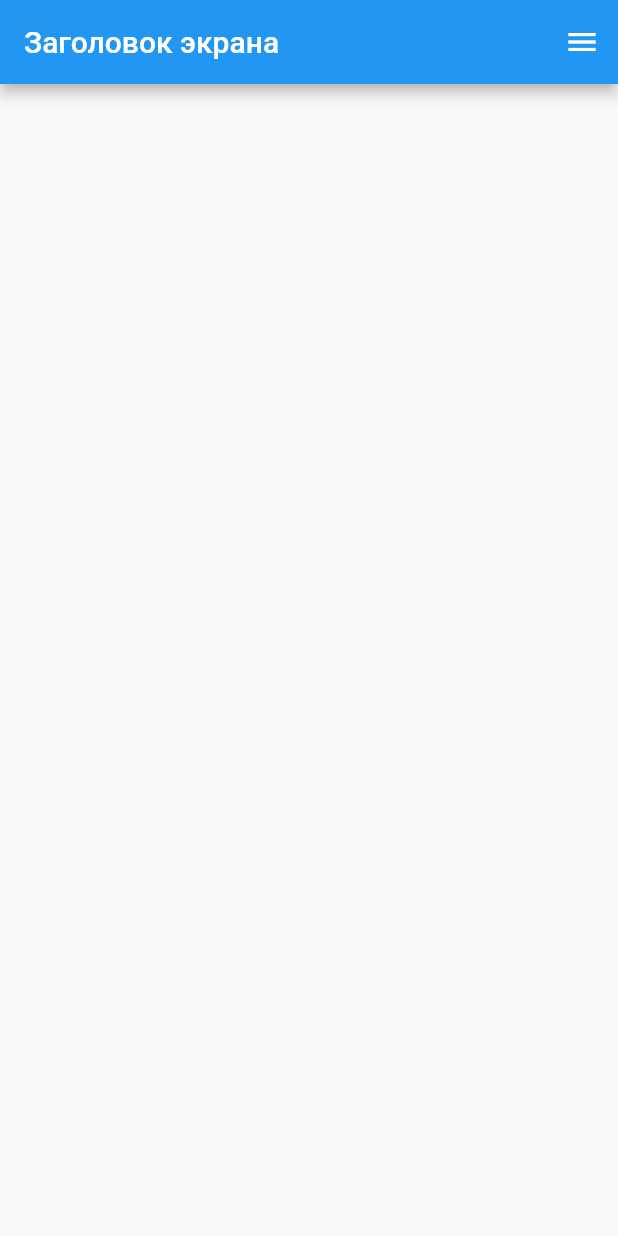
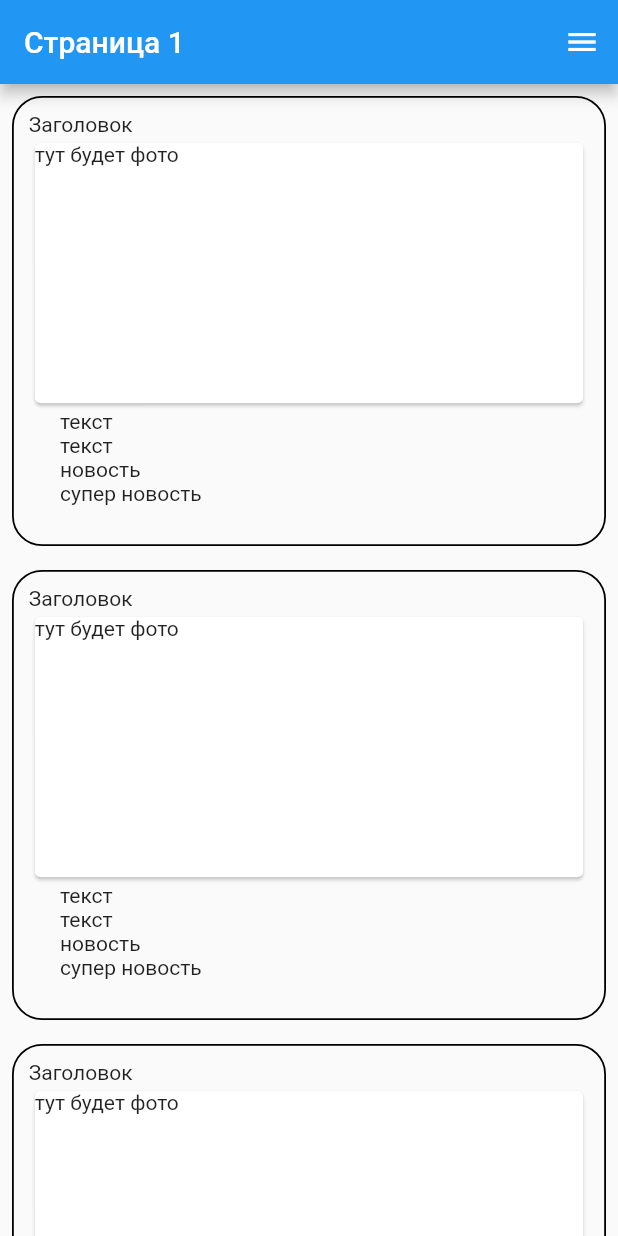
Before and after one commit to kirillnepomiluev/flutterlessons_nnstories, a Flutter app: the screen it shows after launch, on a phone screen of 412 x 824 dp. Run offline on Flutter 3.47's test engine with Material 2 defaults, Android fonts, the phone set to English and light mode, and no system bars; missing offline and left inert: dart:html.

Commit message:
урок7

```diff
--- /dev/null
+++ b/lib/UI/pages/first_screen.dart
@@ -0,0 +1,26 @@
+import 'dart:html';
+
+import 'package:flutter/material.dart';
+import 'package:nnstories_lesson/UI/pages/third_page.dart';
+import 'package:nnstories_lesson/UI/widgets/menu.dart';
+import 'package:nnstories_lesson/UI/widgets/my_scaffold.dart';
+import 'package:nnstories_lesson/UI/widgets/news_widget.dart';
+
+
+
+class FirstScreen extends StatelessWidget {
+  static const String  title=  "Страница 1";
+
+  @override
+  Widget build(BuildContext context) {
+    return MyScaffold(title: title, body: buildBody(context), );
+  }
+
+  buildBody(BuildContext context) {
+    return ListView(children: [
+      NewsWidget(),
+      NewsWidget(),
+      NewsWidget(),
+    ],);
+  }
+}
--- /dev/null
+++ b/lib/UI/widgets/menu.dart
@@ -0,0 +1,55 @@
+import 'package:flutter/material.dart';
+import 'package:nnstories_lesson/UI/pages/first_screen.dart';
+import 'package:nnstories_lesson/UI/pages/forsth_page.dart';
+import 'package:nnstories_lesson/UI/pages/second_page.dart';
+import 'package:nnstories_lesson/UI/pages/third_page.dart';
+
+Widget buildMenu(BuildContext context, {width = 200}) {
+  return Container(
+    width: width,
+    color: Colors.redAccent,
+    child: Column(
+      children: [
+        SizedBox(
+          height: 70,
+        ),
+        ListTile(
+          title: Text("Страница1"),
+          onTap: () {
+            Navigator.of(context).pushReplacement(
+                MaterialPageRoute(builder: (BuildContext context) {
+                  return FirstScreen();
+                }));
+          },
+        ),
+        ListTile(
+          title: Text("Страница2"),
+          onTap: () {
+            Navigator.of(context).pushReplacement(
+                MaterialPageRoute(builder: (BuildContext context) {
+                  return SecondPage();
+                }));
+          },
+        ),
+        ListTile(
+          title: Text("Страница3"),
+          onTap: () {
+            Navigator.of(context).pushReplacement(
+                MaterialPageRoute(builder: (BuildContext context) {
+                  return ThirdPage();
+                }));
+          },
+        ),
+        ListTile(
+          title: Text("Страница4"),
+          onTap: () {
+            Navigator.of(context).pushReplacement(
+                MaterialPageRoute(builder: (BuildContext context) {
+                  return FourthPage();
+                }));
+          },
+        ),
+      ],
+    ),
+  );
+}
--- /dev/null
+++ b/lib/UI/widgets/my_scaffold.dart
@@ -0,0 +1,43 @@
+import 'package:flutter/material.dart';
+
+import 'menu.dart';
+
+class MyScaffold extends StatelessWidget {
+  final String title;
+  final Widget body;
+   MyScaffold({Key? key, this.title = "Заголовок", required this.body}) : super(key: key);
+
+  @override
+  Widget build(BuildContext context) {
+    double width = MediaQuery.of(context).size.width;
+    if (width > 420) {
+      return Scaffold(
+        appBar: AppBar(title: Text(title)),
+        body: Row(
+          children: [
+            Expanded(
+              child: Text(
+                title,
+                style: TextStyle(fontSize: 24),
+              ),
+            ),
+            Expanded(
+              flex: 3,
+                child: body),
+            buildMenu(context, width: 150)
+          ],
+        ),
+      );
+    } else {
+      return Scaffold(
+        appBar: AppBar(title: Text(title)),
+        drawerEdgeDragWidth: width * 0.7,
+        endDrawer: buildMenu(context, width:width * 0.7),
+        body: body,
+
+      );
+    }
+  }
+
+
+}
--- /dev/null
+++ b/lib/UI/widgets/news_widget.dart
@@ -0,0 +1,44 @@
+
+import 'package:flutter/material.dart';
+
+class NewsWidget extends StatelessWidget {
+  final String title;
+  final String text;
+  final String photoURL;
+  final String id;
+
+  const NewsWidget(
+      {Key? key,
+      this.title = "Заголовок",
+      this.text =
+      """      текст
+      текст
+      новость
+      супер новость
+      """,
+      this.photoURL = "",
+      this.id = "01nn"})
+      : super(key: key);
+
+  @override
+  Widget build(BuildContext context) {
+    final double width = MediaQuery.of(context).size.width;
+     return Container(
+       width: (width > 420)?  width * 0.5 : width * 0.9,
+       height: 300,
+       padding: EdgeInsets.all(10),
+       margin: EdgeInsets.all(8),
+       decoration: BoxDecoration(
+         border: Border.all(width: 1.2),
+       borderRadius: BorderRadius.circular(20)
+     ),
+       child: Column( crossAxisAlignment: CrossAxisAlignment.stretch,
+         children: [
+            Text (title),
+            Expanded(child: Card(child: Text("тут будет фото"),)),
+           Text (text),
+         ],
+       ),
+     );
+  }
+}
--- a/lib/main.dart
+++ b/lib/main.dart
@@ -1,5 +1,5 @@
 import 'package:flutter/material.dart';
-import 'package:nnstories_lesson/second_screen.dart';
+import 'package:nnstories_lesson/UI/pages/first_screen.dart';
 
 
 void main() {
@@ -16,7 +16,7 @@ class MyApp extends StatelessWidget {
     return MaterialApp(
       debugShowCheckedModeBanner: false,
       title: 'Flutter Demo',
-      home: SecondScreen(),
+      home: FirstScreen(),
     );
   }
 }
--- a/lib/second_screen.dart
+++ /dev/null
@@ -1,279 +0,0 @@
-import 'dart:html';
-
-import 'package:flutter/material.dart';
-
-String myString = "";
-
-
-class SportCar extends AbstractCar {
-  double turbo = 1.5;
-
-
-  @override
-  void toPrint() {
-    print("Машина $name со скоростью $speed км/ч ускорение равно $turbo");
-
-  }
-}
-
-
-class AbstractCar{
-  int speed = 10;
-  String name = "SomeAbstractCarName";
-
-  AbstractCar({this.speed = 10, this.name = "Car"}) {
-   this.toPrint();
-  }
-
-  AbstractCar.full(int speedToSet, String nameToSet){
-    speed = speedToSet;
-    name = nameToSet;
-    this.toPrint();
-  }
-
-  AbstractCar.withoutSpeed(String nameToSet){
-    name = nameToSet;
-    this.toPrint();
-  }
-
-  AbstractCar.withoutName(int speedToSet){
-    speed = speedToSet;
-  }
-
-  void toPrint(){
-    print("Машина $name со скоростью $speed км/ч");
-    myString = myString +"Машина $name со скоростью $speed км/ч\n";
-  }
-}
-
-// Это какая-то странная функция
-void registered(int speedToSet, String nameToSet){
-
-  if (speedToSet <= 0){
-    throw Exception("Speed is negative or equal to zero.");
-  }
-
-  AbstractCar(speed: 50, name: "name");
-
-
-
-
-
-
-}
-
-void altRegistered_1({int speedToSet_1 = 10, String nameToSet_1 = "SomeAbstractCarName",
-  int speedToSet_2 = 10, String nameToSet_2 = "SomeAbstractCarName"}){
-
-  if (speedToSet_1 <= 0 || speedToSet_2 <= 0){
-    throw Exception("Speed is negative or equal to zero.");
-  }
-
-  AbstractCar testCar_1 = AbstractCar();
-  testCar_1.name = nameToSet_1;
-  testCar_1.speed = speedToSet_1;
-
-  testCar_1.toPrint();
-
-  AbstractCar testCar_2 = AbstractCar();
-  testCar_2.name = nameToSet_2;
-  testCar_2.speed = speedToSet_2;
-
-  testCar_2.toPrint();
-
-}
-
-// Это просто плохо. Ме :(
-void altRegistered_2(List<int> speedsToSet, List<String> namesToSet){
-
-  /// Lists both have to contain two elements
-  /// 0 in speed is considered not existing speed
-  /// "" in names is considered not existing name
-  if (speedsToSet.length != 2 || namesToSet.length != 2){
-    throw Exception("Lists do not contain two elements.");
-  }
-
-  if (speedsToSet[0] < 0 || speedsToSet[1] < 0){
-    throw Exception("Speed is negative.");
-  }
-
-  for (int i = 0; i != 2; ++i) {
-    if (speedsToSet[i] != 0 && namesToSet[i] != "") {
-      AbstractCar newCar = AbstractCar.full(speedsToSet[1], namesToSet[i]);
-      newCar.toPrint();
-    } else if (speedsToSet[i] == 0 && namesToSet[i] != "") {
-      AbstractCar newCar = AbstractCar.withoutSpeed(namesToSet[i]);
-      newCar.toPrint();
-    } else if (speedsToSet[i] != 0 && namesToSet[1] == "") {
-      AbstractCar newCar = AbstractCar.withoutName(speedsToSet[i]);
-      newCar.toPrint();
-    }
-  }
-}
-
-void altRegisteredFinal(List<int> speedsToSet, List<String> namesToSet){
-
-  /// The lengths of speedsToSet and namesToSet should be equal
-  /// 0 in speed is considered not existing speed
-  /// "" in names is considered not existing name
-  if (speedsToSet.length != namesToSet.length){
-    throw Exception("The lengths of speedsToSet and namesToSet are not equal.");
-  }
-
-  for (int i in speedsToSet){
-    if (i < 0){
-      throw Exception("Speed is negative.");
-    }
-  }
-
-  for (int i = 0; i != speedsToSet.length; ++i){
-
-    AbstractCar newCar = AbstractCar();
-
-    if (speedsToSet[i] != 0){
-      newCar.speed = speedsToSet[i];
-    }
-
-    if (namesToSet[i] != ''){
-      newCar.name = namesToSet[i];
-    }
-
-    newCar.toPrint();
-
-  }
-
-}
-
-
-void main(){
-  myString = "";
-  // Первая задача
-  try {
-    print("1.1");
-    registered(10, "BruhMobile");
-
-    print("1.2");
-    registered(12, "CringeMobile");
-
-    print("1.3");
-    registered(-12, "12");
-
-  } catch (e) {
-    print("Oops, smth went wrong because of the following exception:\n" + e.toString());
-  }
-
-  print("");
-
-  // Вторая задача
-  try {
-    print("2.1");
-    altRegistered_1(speedToSet_1: 12, nameToSet_1: "Ok", speedToSet_2: 123, nameToSet_2: "Not ok");
-
-    print("2.2");
-    altRegistered_2([0, 123], ["Cool stuff", ""]);
-
-    print("2.3");
-    altRegisteredFinal([12, 24], ["12 km per hour car", "24 km per hour car"]);
-  } catch (e) {
-    print("Oops, smth went wrong because of the following exception:\n" + e.toString());
-  }
-
-  print("");
-
-  try {
-    print("3.1");
-    altRegisteredFinal([1, 2, 3], ["1car", "2car", "3car"]);
-
-    print("3.2");
-    altRegisteredFinal([0, 0, 0], ["", "", ""]);
-
-    print("3.3");
-    altRegisteredFinal([1, 0, 0], ["", "Bob", ""]);
-  } catch (e) {
-    print("Oops, smth went wrong because of the following exception:\n" + e.toString());
-  }
-
-}
-
-
-
-class SecondScreen extends StatelessWidget {
-
-  @override
-  Widget build(BuildContext context) {
-
-
-     double width = MediaQuery.of(context).size.width;
-     if (width > 420) {
-       return Scaffold(
-         appBar: AppBar(title: Text("Заголовок экрана")),
-         body: Row(
-           children: [
-             Expanded( flex: 2,
-               child: Text(myString,
-                 style: TextStyle(fontSize: 24),),
-             ),
-             Expanded( flex: 3,
-
-                 child: Container( color:  Colors.green,)),
-             Container(width: width*0.2 , color: Colors.redAccent,
-               child: Column(
-                 children: [
-                   SizedBox(height: 30,),
-                   Padding(
-                     padding: const EdgeInsets.all(15.0),
-                     child: Text("Страница1"),
-                   ),
-                   Padding(
-                     padding: const EdgeInsets.all(15.0),
-                     child: Text("Страница2"),
-                   ),
-                   Padding(
-                     padding: const EdgeInsets.all(15.0),
-                     child: Text("Страница3"),
-                   ),
-                   Padding(
-                     padding: const EdgeInsets.all(15.0),
-                     child: Text("Страница4"),
-                   ),
-                 ],
-               ),
-             )
-           ],
-         ),
-       );
-     } else {
-       return Scaffold(
-         appBar: AppBar(title: Text("Заголовок экрана")),
-        drawerEdgeDragWidth: width*0.7,
-        endDrawer: Container(width: width*0.7 , color: Colors.redAccent,
-            child: Column(
-              children: [
-                SizedBox(height: 70,),
-                Padding(
-                  padding: const EdgeInsets.all(15.0),
-                  child: Text("Страница1"),
-                ),
-                Padding(
-                  padding: const EdgeInsets.all(15.0),
-                  child: Text("Страница2"),
-                ),
-                Padding(
-                  padding: const EdgeInsets.all(15.0),
-                  child: Text("Страница3"),
-                ),
-                Padding(
-                  padding: const EdgeInsets.all(15.0),
-                  child: Text("Страница4"),
-                ),
-              ],
-            ),
-        ),
-         body: Center(child: SingleChildScrollView(child: Text(myString,
-         style:  TextStyle(fontSize: 10),)),),
-       );
-     }
-  }
-
-
-}
```
Also changed, not shown: lib/UI/pages/forsth_page.dart (added, +21 -0 lines), lib/UI/pages/second_page.dart (added, +20 -0 lines), lib/UI/pages/third_page.dart (added, +20 -0 lines).
